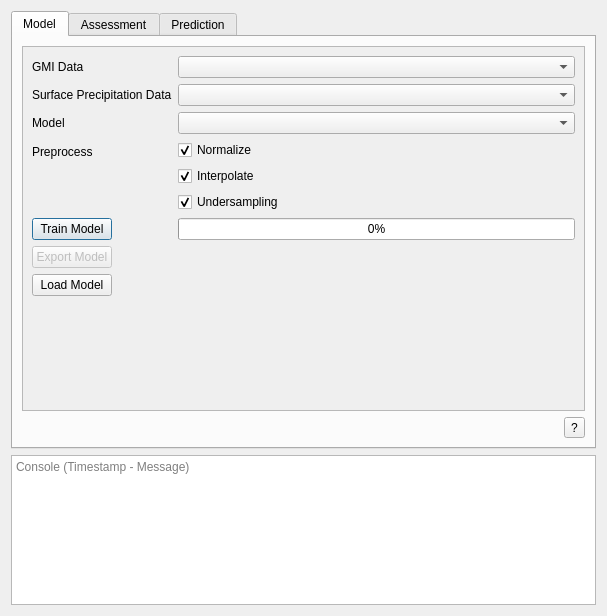
Qt form GIS_Precip_dialog_base.ui (RP-Group/GISPrecip) before a commit.
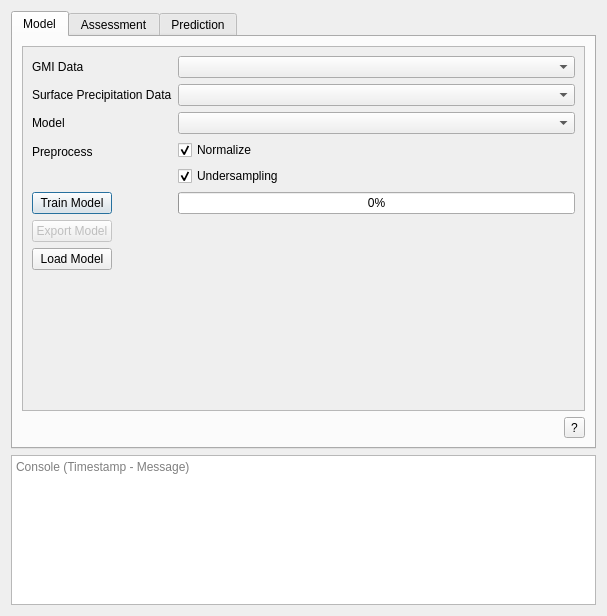
The same form after that commit. The open tabs and pages were chosen to show the change. Custom widgets are drawn as their Qt base class.

Commit message: Normalizacao min-max (mlp), metricas classificacao, retirado checkbox interpolacao

```diff
--- a/GIS_Precip_dialog_base.ui
+++ b/GIS_Precip_dialog_base.ui
@@ -101,16 +101,6 @@
                    </property>
                   </widget>
                  </item>
-                 <item>
-                  <widget class="QCheckBox" name="checkBox_Interpolate">
-                   <property name="text">
-                    <string>Interpolate</string>
-                   </property>
-                   <property name="checked">
-                    <bool>true</bool>
-                   </property>
-                  </widget>
-                 </item>
                  <item>
                   <widget class="QCheckBox" name="checkBox_Undersampling">
                    <property name="text">
```
Left out of the diff: 2 changed lines with no effect on the pictures. The commit also changes 4 other files.
